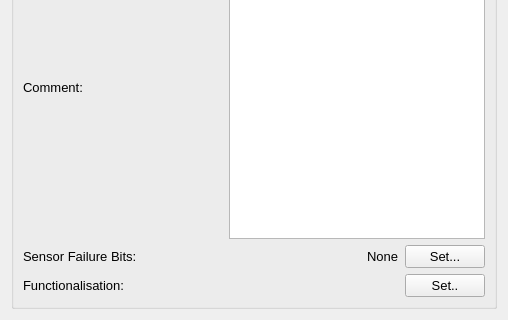
Qt form app/widgets/infowidget.ui (Tilagiho/eNoseAnnotator) before a commit; both pictures show x 0 to 508 and y 183 to 503 of the 508 by 503 pixel window.
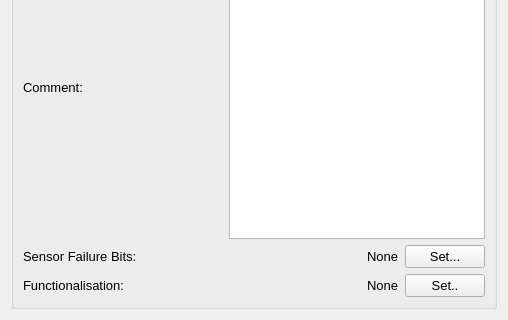
The same form after that commit.

Commit message: Added info label about the current functionalisation

Patch:
```diff
--- a/app/widgets/infowidget.ui
+++ b/app/widgets/infowidget.ui
@@ -363,6 +363,19 @@
           </property>
          </spacer>
         </item>
+        <item>
+         <widget class="QLabel" name="funcLabel">
+          <property name="font">
+           <font>
+            <weight>50</weight>
+            <bold>false</bold>
+           </font>
+          </property>
+          <property name="text">
+           <string>None</string>
+          </property>
+         </widget>
+        </item>
         <item>
          <widget class="QPushButton" name="pushButton_2">
           <property name="font">
```
The commit also changes 5 other files.
